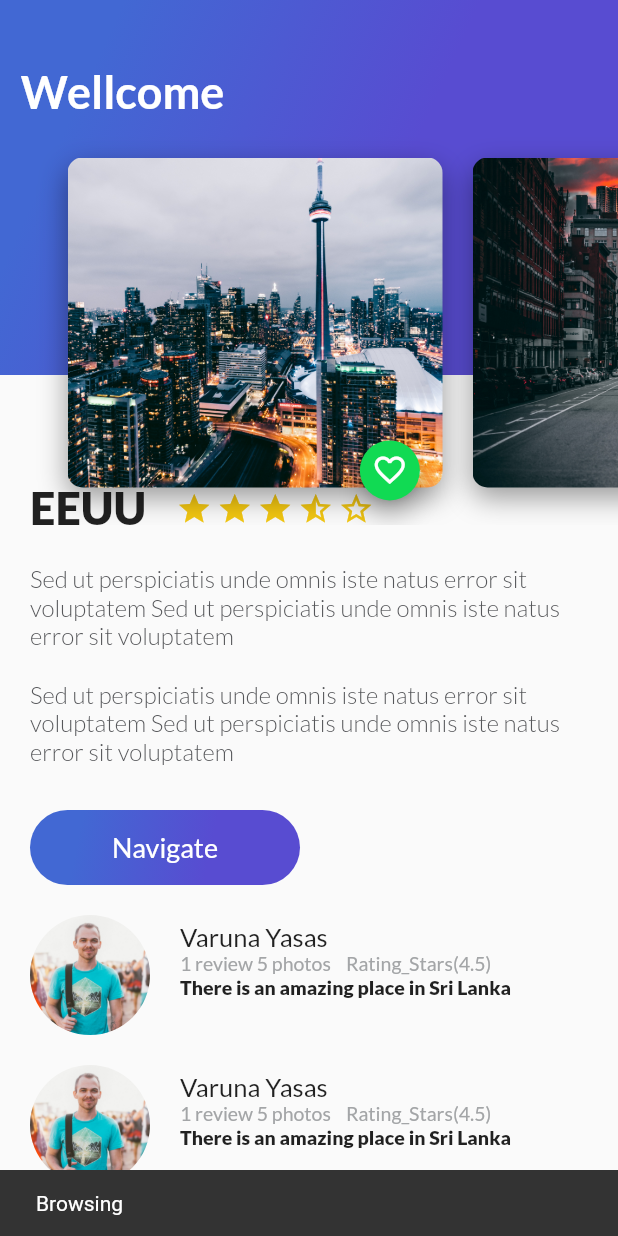
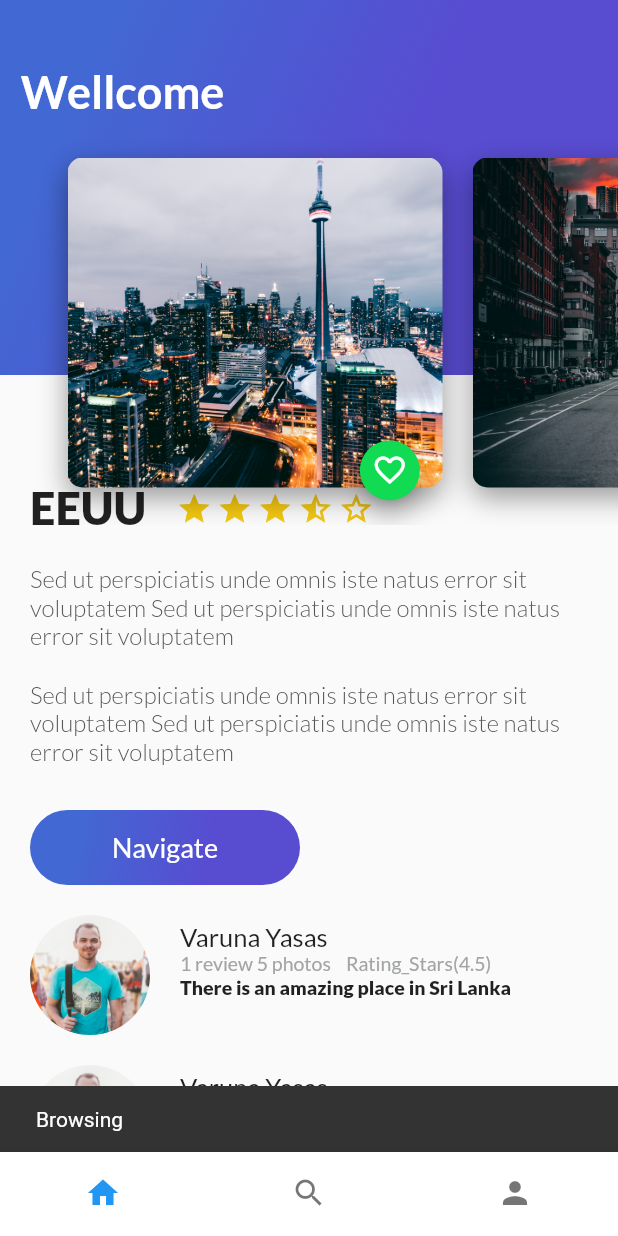
Before and after one commit to EduardoLizarazu/Flutter-Project-Course, a Flutter app: the screen it shows after launch, after a tap on "Navigate", on a phone screen of 412 x 824 dp. Run offline on Flutter 3.47's test engine with Material 2 defaults, Android fonts, the phone set to English and light mode, and no system bars.

Commit message:
Generando Navegacion en BottonNavigationBar

```diff
--- /dev/null
+++ b/lib/home_trip.dart
@@ -0,0 +1,25 @@
+import 'package:flutter/material.dart';
+import 'package:flutter_hello_world/reviews/review_list.dart';
+
+import 'description_place.dart';
+import 'header/header_appbar.dart';
+
+class HomeTrips extends StatelessWidget {
+  @override
+  Widget build(BuildContext context) {
+    String descriptionDummy =
+        "Sed ut perspiciatis unde omnis iste natus error sit voluptatem Sed ut perspiciatis unde omnis iste natus error sit voluptatem";
+    // TODO: implement build
+    return Stack(
+      children: <Widget>[
+        ListView(
+          children: <Widget>[
+            DescriptionPlace("EEUU", 4.5, descriptionDummy),
+            ReviewList()
+          ],
+        ),
+        HeaderAppBar()
+      ],
+    );
+  }
+}
--- a/lib/main.dart
+++ b/lib/main.dart
@@ -1,8 +1,5 @@
 import 'package:flutter/material.dart';
-import 'description_place.dart';
-import 'reviews/review_list.dart';
-//import 'gradient_back.dart';
-import 'header/header_appbar.dart';
+import 'platzi_trips.dart';
 
 void main() {
   runApp(const MyApp());
@@ -14,25 +11,12 @@ class MyApp extends StatelessWidget {
   // This widget is the root of your application.
   @override
   Widget build(BuildContext context) {
-    String descriptionDummy =
-        "Sed ut perspiciatis unde omnis iste natus error sit voluptatem Sed ut perspiciatis unde omnis iste natus error sit voluptatem";
     return MaterialApp(
         title: 'Flutter Demo',
         theme: ThemeData(
           primarySwatch: Colors.blue,
         ),
-        home: Scaffold(
-            body: Stack(
-          children: <Widget>[
-            ListView(
-              children: <Widget>[
-                DescriptionPlace("EEUU", 4.5, descriptionDummy),
-                ReviewList()
-              ],
-            ),
-            HeaderAppBar()
-          ],
-        )));
+        home: PlatziTrips());
   }
 }
 
--- /dev/null
+++ b/lib/platzi_trips.dart
@@ -0,0 +1,57 @@
+import 'package:flutter/material.dart';
+import 'home_trip.dart';
+import 'search_trips.dart';
+import 'profile_trips.dart';
+
+class PlatziTrips extends StatefulWidget {
+  @override
+  State<StatefulWidget> createState() {
+    // TODO: implement createState
+    return _PlatziTrips();
+  }
+}
+
+class _PlatziTrips extends State<PlatziTrips> {
+  int indexTap = 0;
+  final List<Widget> widgetsChildren = [
+    HomeTrips(),
+    SearchTrips(),
+    ProfileTrips()
+  ];
+  void onTapTapped(int index) {
+    setState(() {
+      indexTap = index;
+    });
+  }
+
+  @override
+  Widget build(BuildContext context) {
+    // TODO: implement build
+    return Scaffold(
+      body: widgetsChildren[indexTap],
+      bottomNavigationBar: Theme(
+          data: Theme.of(context)
+              .copyWith(canvasColor: Colors.white, primaryColor: Colors.purple),
+          child: BottomNavigationBar(
+            onTap: onTapTapped,
+            currentIndex: indexTap,
+            showSelectedLabels: false,
+            showUnselectedLabels: false,
+            items: const [
+              BottomNavigationBarItem(
+                icon: Icon(Icons.home),
+                label: "",
+              ),
+              BottomNavigationBarItem(
+                icon: Icon(Icons.search),
+                label: "",
+              ),
+              BottomNavigationBarItem(
+                icon: Icon(Icons.person),
+                label: "",
+              ),
+            ],
+          )),
+    );
+  }
+}
--- /dev/null
+++ b/lib/profile_trips.dart
@@ -0,0 +1,11 @@
+import 'package:flutter/material.dart';
+
+class ProfileTrips extends StatelessWidget {
+  @override
+  Widget build(BuildContext context) {
+    // TODO: implement build
+    return Container(
+      color: Colors.indigo,
+    );
+  }
+}
--- /dev/null
+++ b/lib/search_trips.dart
@@ -0,0 +1,11 @@
+import 'package:flutter/material.dart';
+
+class SearchTrips extends StatelessWidget {
+  @override
+  Widget build(BuildContext context) {
+    // TODO: implement build
+    return Container(
+      color: Colors.greenAccent,
+    );
+  }
+}
```
